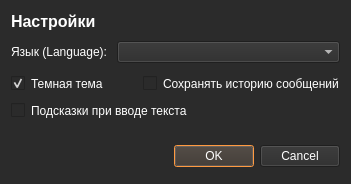
Qt form 005.ui (tinelix/irc-client) before a commit.
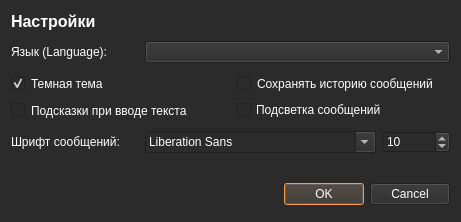
The same form after that commit.

The edit to the form file:
```diff
--- a/005.ui
+++ b/005.ui
@@ -6,8 +6,8 @@
    <rect>
     <x>0</x>
     <y>0</y>
-    <width>351</width>
-    <height>184</height>
+    <width>461</width>
+    <height>222</height>
    </rect>
   </property>
   <property name="windowTitle">
@@ -64,7 +64,7 @@
       <widget class="QLabel" name="language_label">
        <property name="minimumSize">
         <size>
-         <width>100</width>
+         <width>128</width>
          <height>30</height>
         </size>
        </property>
@@ -93,7 +93,7 @@
        </property>
        <property name="minimumSize">
         <size>
-         <width>110</width>
+         <width>220</width>
          <height>21</height>
         </size>
        </property>
@@ -132,7 +132,7 @@
     </layout>
    </item>
    <item>
-    <layout class="QVBoxLayout" name="verticalLayout_2">
+    <layout class="QHBoxLayout" name="horizontalLayout">
      <item>
       <widget class="QCheckBox" name="msgs_hint">
        <property name="enabled">
@@ -140,7 +140,7 @@
        </property>
        <property name="minimumSize">
         <size>
-         <width>0</width>
+         <width>220</width>
          <height>21</height>
         </size>
        </property>
@@ -150,6 +150,70 @@
        </property>
        <property name="text">
         <string>Подсказки при вводе текста</string>
+       </property>
+      </widget>
+     </item>
+     <item>
+      <widget class="QCheckBox" name="backlight_cb">
+       <property name="text">
+        <string>Подсветка сообщений</string>
+       </property>
+      </widget>
+     </item>
+    </layout>
+   </item>
+   <item>
+    <layout class="QGridLayout" name="gridLayout_3">
+     <item row="0" column="0">
+      <widget class="QLabel" name="font_label">
+       <property name="minimumSize">
+        <size>
+         <width>128</width>
+         <height>30</height>
+        </size>
+       </property>
+       <property name="maximumSize">
+        <size>
+         <width>16777215</width>
+         <height>16777215</height>
+        </size>
+       </property>
+       <property name="text">
+        <string>Шрифт сообщений:</string>
+       </property>
+      </widget>
+     </item>
+     <item row="0" column="1">
+      <widget class="QFontComboBox" name="msgfont_combo">
+       <property name="styleSheet">
+        <string notr="true">border-color: rgb(255, 119, 0);
+selection-background-color: rgb(161, 75, 0);</string>
+       </property>
+       <property name="fontFilters">
+        <set>QFontComboBox::AllFonts</set>
+       </property>
+      </widget>
+     </item>
+     <item row="0" column="2">
+      <widget class="QSpinBox" name="font_size_sb">
+       <property name="minimumSize">
+        <size>
+         <width>52</width>
+         <height>0</height>
+        </size>
+       </property>
+       <property name="styleSheet">
+        <string notr="true">border-color: rgb(255, 119, 0);
+selection-background-color: rgb(161, 75, 0);</string>
+       </property>
+       <property name="minimum">
+        <number>6</number>
+       </property>
+       <property name="maximum">
+        <number>48</number>
+       </property>
+       <property name="value">
+        <number>10</number>
        </property>
       </widget>
      </item>
```
